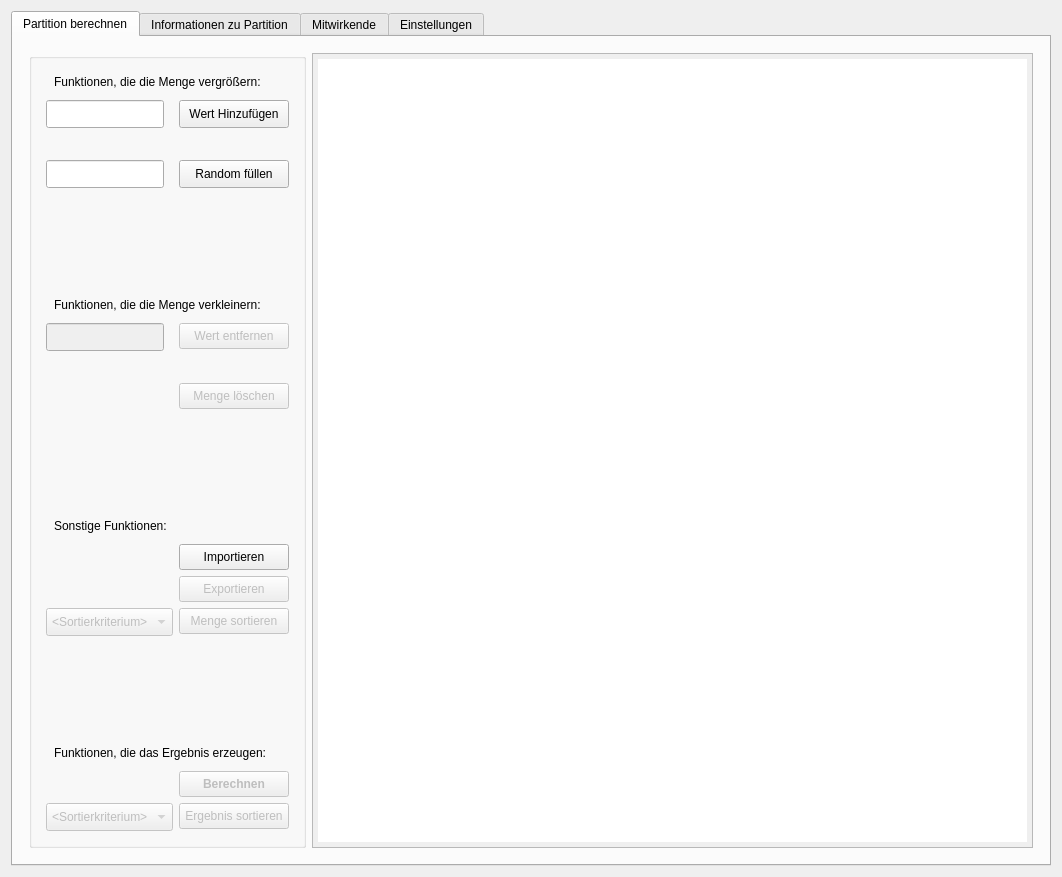
The window that GUI/mainwindow.ui (Makozer/NpPartitionManager) describes before a commit, drawn with Qt 5.
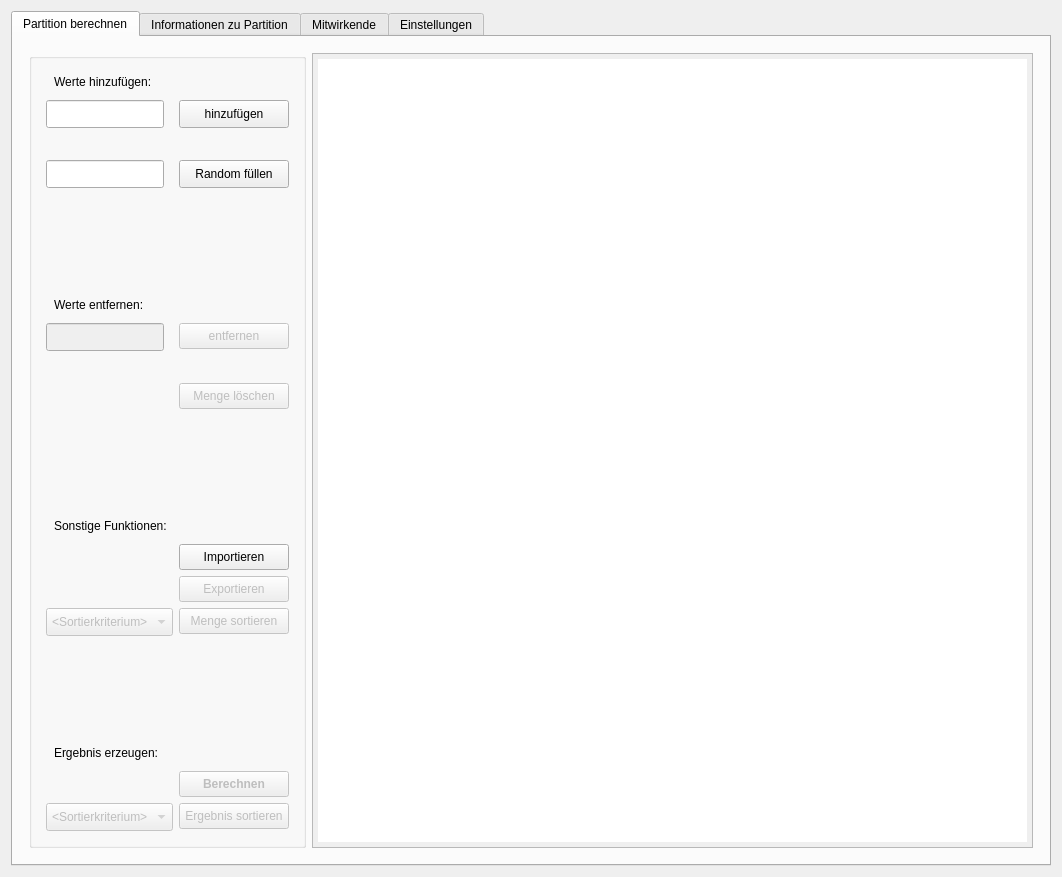
The same window after the commit. Custom widgets are drawn as their Qt base class.

Commit message: GUI Änderung

```diff
--- a/GUI/mainwindow.ui
+++ b/GUI/mainwindow.ui
@@ -49,7 +49,7 @@
            <item row="7" column="0" colspan="2">
             <widget class="QLabel" name="lbl_schatzErweiternInfo">
              <property name="text">
-              <string>Funktionen, die die Menge vergrößern:</string>
+              <string>Werte hinzufügen:</string>
              </property>
             </widget>
            </item>
@@ -81,7 +81,7 @@
               <string>&lt;html&gt;&lt;head/&gt;&lt;body&gt;&lt;p&gt;Fügt der Menge einen Wert hinzu, welcher neben diesem Button in das Textfeld vom Nutzer eingefügt wurde.&lt;/p&gt;&lt;/body&gt;&lt;/html&gt;</string>
              </property>
              <property name="text">
-              <string>Wert Hinzufügen</string>
+              <string>hinzufügen</string>
              </property>
              <property name="autoDefault">
               <bool>true</bool>
@@ -145,7 +145,7 @@
            <item row="12" column="0" colspan="2">
             <widget class="QLabel" name="lbl_schatzVerkleinernInfo">
              <property name="text">
-              <string>Funktionen, die die Menge verkleinern:</string>
+              <string>Werte entfernen:</string>
              </property>
             </widget>
            </item>
@@ -168,7 +168,7 @@
               <string>&lt;html&gt;&lt;head/&gt;&lt;body&gt;&lt;p&gt;Entfernt genau ein mal den Wert aus der Menge, der im Textfeld neben diesem Knopf eingegeben wurde.&lt;/p&gt;&lt;/body&gt;&lt;/html&gt;</string>
              </property>
              <property name="text">
-              <string>Wert entfernen</string>
+              <string>entfernen</string>
              </property>
              <property name="autoDefault">
               <bool>true</bool>
@@ -321,7 +321,7 @@
            <item row="26" column="0" colspan="2">
             <widget class="QLabel" name="lbl_partitionBerechnen">
              <property name="text">
-              <string>Funktionen, die das Ergebnis erzeugen:</string>
+              <string>Ergebnis erzeugen:</string>
              </property>
             </widget>
            </item>
```
The commit also changes 1 other file.
